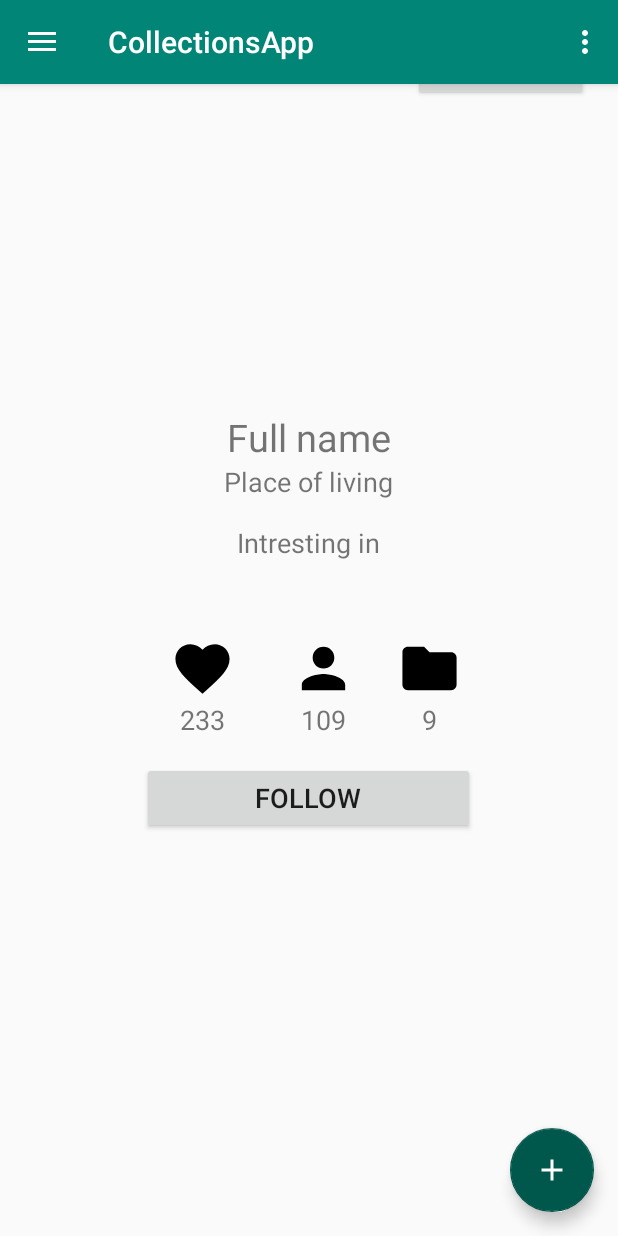
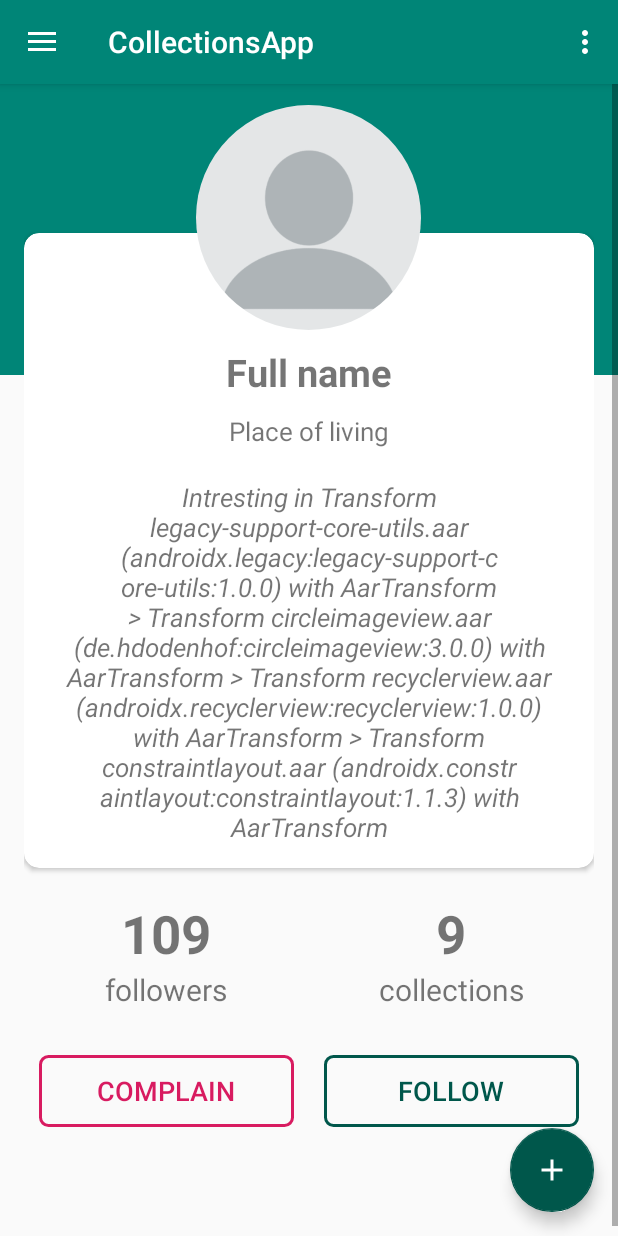
Before and after one commit to DariyaBaletskaya/collections-client, an Android app: the screen it shows after launch (MainActivity), in the side drawer, after a tap on "Profile", on a phone screen of 412 x 824 dp. Run offline under Robolectric (Android 15) with nearby library versions, the phone set to English and light mode, and no system bars; our stand-ins replace CircleImageView.

Commit message:
Change profile view for next modern version.

```diff
--- /dev/null
+++ b/app/src/main/res/drawable/element_outline.xml
@@ -0,0 +1,22 @@
+<?xml version="1.0" encoding="utf-8"?>
+<shape xmlns:android="http://schemas.android.com/apk/res/android"
+    android:shape="rectangle">
+
+    <corners
+        android:radius="5dp"/>
+
+    <!--<solid-->
+        <!--android:color="?attr/selectableItemBackground"/>-->
+
+    <padding
+        android:left="15dp"
+        android:right="15dp"
+        android:top="0dp"
+        android:bottom="0dp"
+        />
+
+    <stroke
+        android:width="2dp"
+        android:color="@color/colorAccent"/>
+
+</shape>
--- /dev/null
+++ b/app/src/main/res/drawable/element_outline1.xml
@@ -0,0 +1,22 @@
+<?xml version="1.0" encoding="utf-8"?>
+<shape xmlns:android="http://schemas.android.com/apk/res/android"
+    android:shape="rectangle">
+
+    <corners
+        android:radius="5dp"/>
+
+    <!--<solid-->
+        <!--android:color="?attr/selectableItemBackground"/>-->
+
+    <padding
+        android:left="15dp"
+        android:right="15dp"
+        android:top="0dp"
+        android:bottom="0dp"
+        />
+
+    <stroke
+        android:width="2dp"
+        android:color="@color/colorPrimaryDark"/>
+
+</shape>
--- a/app/src/main/res/layout/fragment_view_profile.xml
+++ b/app/src/main/res/layout/fragment_view_profile.xml
@@ -1,142 +1,199 @@
 <?xml version="1.0" encoding="utf-8"?>
-<LinearLayout xmlns:android="http://schemas.android.com/apk/res/android"
+<RelativeLayout xmlns:android="http://schemas.android.com/apk/res/android"
     xmlns:app="http://schemas.android.com/apk/res-auto"
     xmlns:tools="http://schemas.android.com/tools"
     android:layout_width="match_parent"
     android:layout_height="match_parent"
-    android:gravity="center_horizontal"
-    android:orientation="vertical"
-    android:padding="20dp"
     tools:context=".activity.ViewProfile">
+
+    <View
+        android:layout_width="match_parent"
+        android:layout_height="@dimen/v_color_background_profile"
+        android:background="@color/colorPrimary"
+        />
+
+    <ScrollView
+        android:paddingTop="@dimen/profile_main_padding"
+        android:layout_width="match_parent"
+        android:layout_height="wrap_content">
+
 
         <LinearLayout
             android:layout_width="match_parent"
             android:layout_height="wrap_content"
-            android:gravity="right"
-            android:orientation="horizontal"
-            android:layout_marginBottom="@dimen/context_block_margin">
+            android:layout_marginLeft="@dimen/activity_horizontal_margin"
+            android:layout_marginRight="@dimen/activity_horizontal_margin"
+            android:orientation="vertical">
 
-            <Button
-                android:id="@+id/button"
-                android:layout_width="wrap_content"
+            <RelativeLayout
+                android:layout_width="match_parent"
                 android:layout_height="wrap_content"
-                android:text="@string/b_complain"
-                android:textSize="@dimen/font_size_plain_text"/>
-        </LinearLayout>
+                android:layout_marginTop="@dimen/block_vertical_margin">
 
-    <de.hdodenhof.circleimageview.CircleImageView xmlns:app="http://schemas.android.com/apk/res-auto"
+
+                <de.hdodenhof.circleimageview.CircleImageView
                     android:id="@+id/profile_image"
                     android:layout_width="@dimen/profile_image"
                     android:layout_height="@dimen/profile_image"
-        app:civ_border_color="#FF000000"
-        app:civ_border_width="2dp"
-        tools:src="@drawable/ic_people" />
+                    android:layout_centerHorizontal="true"
+                    android:elevation="1dp"
+                    android:src="@drawable/ic_profile_2" />
+
+                <LinearLayout
+                    android:layout_width="match_parent"
+                    android:layout_height="wrap_content"
+                    android:orientation="vertical">
+
+                    <androidx.cardview.widget.CardView
+                        android:layout_width="match_parent"
+                        android:layout_height="wrap_content"
+                        android:layout_marginTop="@dimen/profile_card_view_marginTop"
+                        app:cardCornerRadius="@dimen/profile_card_corner_radius"
+                        app:contentPadding="@dimen/profile_content_padding">
+
+                        <LinearLayout
+                            android:layout_width="match_parent"
+                            android:layout_height="wrap_content"
+                            android:orientation="vertical">
 
                             <TextView
-            android:id="@+id/tv_full_name"
                                 android:layout_width="wrap_content"
                                 android:layout_height="wrap_content"
+                                android:layout_gravity="center_horizontal"
+                                android:layout_marginTop="@dimen/full_name_margin_top"
                                 android:text="@string/tv_full_name"
                                 android:textSize="@dimen/font_size_full_name"
-            android:layout_marginTop="@dimen/text_vertical_margin"/>
+                                android:textStyle="bold">
+
+                            </TextView>
 
                             <TextView
-            android:id="@+id/textView3"
                                 android:layout_width="wrap_content"
                                 android:layout_height="wrap_content"
+                                android:layout_gravity="center_horizontal"
+                                android:layout_marginTop="@dimen/profile_place_of_living_margin_top"
                                 android:text="@string/tv_place_living"
-            android:textSize="@dimen/font_size_plain_text"/>
+                                android:textSize="@dimen/profile_font_size_plain_text" />
 
                             <TextView
-            android:id="@+id/textView4"
                                 android:layout_width="wrap_content"
                                 android:layout_height="wrap_content"
+                                android:layout_gravity="center_horizontal"
+                                android:layout_marginTop="@dimen/profile_interest_margin_top"
                                 android:text="@string/tv_interest"
-            android:textSize="@dimen/font_size_plain_text"
-            android:layout_marginTop="@dimen/text_vertical_margin"/>
+                                android:textAlignment="center"
+                                android:textSize="@dimen/profile_font_size_plain_text"
+                                android:textStyle="italic" />
 
-        <GridLayout
+                        </LinearLayout>
+
+                    </androidx.cardview.widget.CardView>
+
+                    <LinearLayout
+                        android:layout_width="match_parent"
+                        android:layout_height="wrap_content"
+                        android:layout_marginTop="@dimen/profile_block_follower_collection_margin_top"
+                        android:orientation="horizontal"
+                        android:weightSum="2">
+
+                        <LinearLayout
+                            android:layout_width="@dimen/profile_block_follower_collection_width"
+                            android:layout_height="wrap_content"
+                            android:layout_gravity="center_horizontal"
+                            android:layout_weight="1"
+                            android:orientation="vertical">
+
+
+                            <TextView
                                 android:layout_width="wrap_content"
                                 android:layout_height="wrap_content"
-            android:columnCount="3"
-            android:rowCount="3"
-            android:horizontalSpacing="@dimen/space_between_grid_blocks"
-            android:verticalSpacing="@dimen/space_between_grid_blocks"
-            android:layout_marginTop="@dimen/context_block_margin">
+                                android:layout_gravity="center_horizontal"
+                                android:text="@string/tv_followers_value"
+                                android:textSize="@dimen/profile_block_follower_collection_value_font_size"
+                                android:textStyle="bold" />
+
+                            <TextView
+                                android:layout_width="wrap_content"
+                                android:layout_height="wrap_content"
+                                android:layout_gravity="center_horizontal"
+                                android:text="@string/tv_followers"
+                                android:textSize="@dimen/profile_block_follower_collection_font_size" />
 
 
-            <ImageView
-                android:id="@+id/imageView7"
-                android:layout_width="@dimen/icons_profile"
-                android:layout_height="@dimen/icons_profile"
-                android:layout_row="0"
-                android:layout_column="0"
+                        </LinearLayout>
+
+                        <LinearLayout
+                            android:layout_width="@dimen/profile_block_follower_collection_width"
+                            android:layout_height="wrap_content"
                             android:layout_gravity="center_horizontal"
-                app:srcCompat="@drawable/ic_favorites" />
+                            android:layout_weight="1"
+                            android:orientation="vertical">
 
-            <ImageView
-                android:id="@+id/imageView8"
-                android:layout_width="@dimen/icons_profile"
-                android:layout_height="@dimen/icons_profile"
-                android:layout_column="1"
-                android:layout_row="0"
-                android:layout_gravity="center_horizontal"
-                android:src="@drawable/ic_profile" />
-
-            <ImageView
-                android:id="@+id/imageView9"
-                android:layout_width="@dimen/icons_profile"
-                android:layout_height="@dimen/icons_profile"
-                android:layout_column="2"
-                android:layout_row="0"
-                android:layout_gravity="center_horizontal"
-                android:src="@drawable/ic_folder"/>
 
                             <TextView
-                android:id="@+id/textView11"
                                 android:layout_width="wrap_content"
                                 android:layout_height="wrap_content"
-                android:layout_column="0"
-                android:layout_row="1"
                                 android:layout_gravity="center_horizontal"
-                android:text="@string/tv_likes"
-                android:layout_marginLeft="@dimen/space_between_grid_blocks"
-                android:layout_marginRight="@dimen/space_between_grid_blocks"
-                android:textSize="@dimen/font_size_plain_text"/>
+                                android:text="@string/tv_collections_value"
+                                android:textSize="@dimen/profile_block_follower_collection_value_font_size"
+                                android:textStyle="bold" />
 
                             <TextView
-                android:id="@+id/textView12"
                                 android:layout_width="wrap_content"
                                 android:layout_height="wrap_content"
-                android:layout_column="1"
-                android:layout_row="1"
-                android:layout_gravity="center_horizontal"
-                android:text="@string/tv_followers"
-                android:layout_marginLeft="@dimen/space_between_grid_blocks"
-                android:layout_marginRight="@dimen/space_between_grid_blocks"
-                android:textSize="@dimen/font_size_plain_text"/>
-
-            <TextView
-                android:id="@+id/textView13"
-                android:layout_width="wrap_content"
-                android:layout_height="wrap_content"
-                android:layout_column="2"
-                android:layout_row="1"
                                 android:layout_gravity="center_horizontal"
                                 android:text="@string/tv_collections"
-                android:layout_marginLeft="@dimen/space_between_grid_blocks"
-                android:layout_marginRight="@dimen/space_between_grid_blocks"
-                android:textSize="@dimen/font_size_plain_text"/>
+                                android:textSize="@dimen/profile_block_follower_collection_font_size" />
+
+
+                        </LinearLayout>
+
+                    </LinearLayout>
+
+                    <LinearLayout
+                        android:layout_width="match_parent"
+                        android:layout_height="wrap_content"
+                        android:layout_marginTop="@dimen/profile_block_buttons_margin"
+                        android:layout_marginBottom="@dimen/profile_block_buttons_margin_bottom"
+                        android:orientation="horizontal"
+                        android:weightSum="2">
 
                         <Button
-                android:id="@+id/button2"
-                android:layout_width="match_parent"
-                android:layout_height="match_parent"
-                android:layout_columnSpan="3"
-                android:layout_gravity="fill"
-                android:text="@string/b_follow"
-                android:layout_marginTop="@dimen/text_vertical_margin"
+                            android:layout_width="@dimen/profile_btn_width"
+                            android:layout_height="wrap_content"
+                            android:layout_marginLeft="@dimen/profile_btn_margin"
+                            android:layout_marginRight="@dimen/profile_btn_margin"
+                            android:layout_weight="1"
+                            android:background="@drawable/element_outline"
+                            android:text="@string/b_complain"
+                            android:textColor="@color/colorAccent"
                             android:textSize="@dimen/font_size_plain_text" />
 
-        </GridLayout>
+                        <Button
+                            android:layout_width="@dimen/profile_btn_width"
+                            android:layout_height="wrap_content"
+                            android:layout_marginLeft="@dimen/profile_btn_margin"
+                            android:layout_marginRight="@dimen/profile_btn_margin"
+                            android:layout_weight="1"
+                            android:background="@drawable/element_outline1"
+                            android:text="@string/b_follow"
+                            android:textColor="@color/colorPrimaryDark"
+                            android:textSize="@dimen/font_size_plain_text" />
+
                     </LinearLayout>
+
+
+                </LinearLayout>
+
+
+            </RelativeLayout>
+
+
+        </LinearLayout>
+
+
+    </ScrollView>
+
+
+
+</RelativeLayout>
--- a/app/src/main/res/values/dimens.xml
+++ b/app/src/main/res/values/dimens.xml
@@ -17,9 +17,33 @@
     <dimen name="image_horizontal_margin">16dp</dimen>
     <dimen name="edit_text_vertical_margin">0dp</dimen>
 
-    <dimen name="profile_image">140dp</dimen>
+    <dimen name="profile_image">150dp</dimen>
     <dimen name="icons_profile">43dp</dimen>
     <dimen name="font_size_full_name">25sp</dimen>
     <dimen name="space_between_grid_blocks">25dp</dimen>
 
+
+    <dimen name="profile_main_padding">40dp</dimen>
+    <dimen name="v_color_background_profile">250dp</dimen>
+    <dimen name="block_vertical_margin">30dp</dimen>
+    <dimen name="profile_card_view_marginTop">85dp</dimen>
+    <dimen name="profile_card_corner_radius">10dp</dimen>
+    <dimen name="profile_content_padding">15dp</dimen>
+    <dimen name="full_name_margin_top">60dp</dimen>
+    <dimen name="profile_font_size_plain_text">17sp</dimen>
+    <dimen name="profile_place_of_living_margin_top">10dp</dimen>
+    <dimen name="profile_interest_margin_top">20dp</dimen>
+    <dimen name="profile_block_follower_collection_margin_top">20dp</dimen>
+    <dimen name="profile_block_follower_collection_width">62dp</dimen>
+    <dimen name="profile_block_follower_collection_value_font_size">35sp</dimen>
+    <dimen name="profile_block_follower_collection_font_size">20sp</dimen>
+    <dimen name="profile_block_buttons_margin">30dp</dimen>
+    <dimen name="profile_block_buttons_margin_bottom">80dp</dimen>
+    <dimen name="profile_btn_width">125dp</dimen>
+    <dimen name="profile_btn_margin">10dp</dimen>
+
+
+
+
+
 </resources>
--- a/app/src/main/res/values/strings.xml
+++ b/app/src/main/res/values/strings.xml
@@ -45,10 +45,16 @@
 
     <string name="tv_full_name">Full name</string>
     <string name="tv_place_living">Place of living</string>
-    <string name="tv_interest">Intresting in</string>
-    <string name="tv_likes">233</string>
-    <string name="tv_followers">109</string>
-    <string name="tv_collections">9</string>
+    <string name="tv_interest">Intresting in Transform legacy-support-core-utils.aar (androidx.legacy:legacy-support-core-utils:1.0.0) with AarTransform
+> Transform circleimageview.aar (de.hdodenhof:circleimageview:3.0.0) with AarTransform
+> Transform recyclerview.aar (androidx.recyclerview:recyclerview:1.0.0) with AarTransform
+> Transform constraintlayout.aar (androidx.constraintlayout:constraintlayout:1.1.3) with AarTransform</string>
+    <string name="tv_likes_value">233</string>
+    <string name="tv_followers_value">109</string>
+    <string name="tv_collections_value">9</string>
+    <string name="tv_likes">likes</string>
+    <string name="tv_followers">followers</string>
+    <string name="tv_collections">collections</string>
     <string name="b_complain">Complain</string>
     <string name="b_follow">Follow</string>
     <string name="sign_up">Sign up</string>
```
Also changed, not shown: app/src/main/res/drawable/ic_profile_2.png (added). Lines whose indentation alone changed are shown as unchanged.
